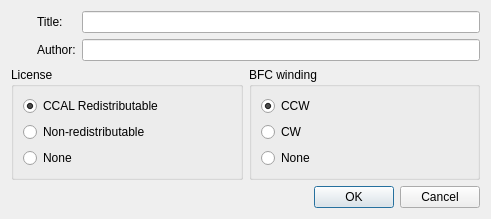
Above: ui/newpart.ui from Symbian9/ldforge before the change. Below: the same form after it.
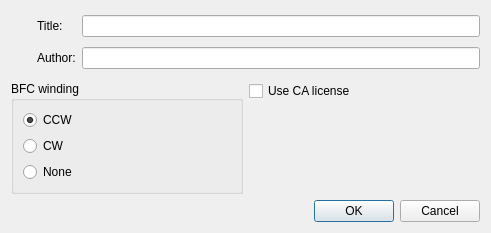
That is the form after the change. Icons and pictures are not drawn.

Commit message: - refactoring - removed the non-CA license option, made CA license a checkbox

What changed in the file:
```diff
--- a/ui/newpart.ui
+++ b/ui/newpart.ui
@@ -7,13 +7,13 @@
     <x>0</x>
     <y>0</y>
     <width>491</width>
-    <height>203</height>
+    <height>233</height>
    </rect>
   </property>
   <property name="windowTitle">
    <string>New Part</string>
   </property>
-  <layout class="QVBoxLayout" name="verticalLayout" stretch="0,1,0">
+  <layout class="QVBoxLayout" name="verticalLayout_3">
    <item>
     <layout class="QHBoxLayout" name="horizontalLayout_2">
      <item>
@@ -24,7 +24,7 @@
           <string/>
          </property>
          <property name="pixmap">
-          <pixmap resource="../../ldforge.qrc">:/icons/brick.png</pixmap>
+          <pixmap resource="../ldforge.qrc">:/icons/brick.png</pixmap>
          </property>
         </widget>
        </item>
@@ -45,10 +45,17 @@
      </item>
      <item>
       <layout class="QGridLayout" name="gridLayout">
-       <item row="0" column="0">
-        <widget class="QLabel" name="label">
-         <property name="text">
-          <string>Title:</string>
+       <item row="1" column="1">
+        <widget class="QLineEdit" name="le_author">
+         <property name="placeholderText">
+          <string/>
+         </property>
+        </widget>
+       </item>
+       <item row="0" column="1">
+        <widget class="QLineEdit" name="le_title">
+         <property name="placeholderText">
+          <string/>
          </property>
         </widget>
        </item>
@@ -59,11 +66,12 @@
          </property>
         </widget>
        </item>
-       <item row="0" column="1">
-        <widget class="QLineEdit" name="le_title"/>
-       </item>
-       <item row="1" column="1">
-        <widget class="QLineEdit" name="le_author"/>
+       <item row="0" column="0">
+        <widget class="QLabel" name="label">
+         <property name="text">
+          <string>Title:</string>
+         </property>
+        </widget>
        </item>
       </layout>
      </item>
@@ -71,39 +79,6 @@
    </item>
    <item>
     <layout class="QHBoxLayout" name="horizontalLayout">
-     <item>
-      <widget class="QGroupBox" name="groupBox_2">
-       <property name="title">
-        <string>License</string>
-       </property>
-       <layout class="QVBoxLayout" name="verticalLayout_3">
-        <item>
-         <widget class="QRadioButton" name="rb_license_ca">
-          <property name="text">
-           <string>CCAL Redistributable</string>
-          </property>
-          <property name="checked">
-           <bool>true</bool>
-          </property>
-         </widget>
-        </item>
-        <item>
-         <widget class="QRadioButton" name="rb_license_nonca">
-          <property name="text">
-           <string>Non-redistributable</string>
-          </property>
-         </widget>
-        </item>
-        <item>
-         <widget class="QRadioButton" name="rb_license_none">
-          <property name="text">
-           <string>None</string>
-          </property>
-         </widget>
-        </item>
-       </layout>
-      </widget>
-     </item>
      <item>
       <widget class="QGroupBox" name="groupBox">
        <property name="title">
@@ -137,6 +112,30 @@
        </layout>
       </widget>
      </item>
+     <item>
+      <layout class="QVBoxLayout" name="verticalLayout">
+       <item>
+        <widget class="QCheckBox" name="caLicense">
+         <property name="text">
+          <string>Use CA license</string>
+         </property>
+        </widget>
+       </item>
+       <item>
+        <spacer name="verticalSpacer_2">
+         <property name="orientation">
+          <enum>Qt::Vertical</enum>
+         </property>
+         <property name="sizeHint" stdset="0">
+          <size>
+           <width>20</width>
+           <height>40</height>
+          </size>
+         </property>
+        </spacer>
+       </item>
+      </layout>
+     </item>
     </layout>
    </item>
    <item>
```
Left out of the diff: 1 changed line with no effect on the pictures. The commit also changes 17 other files.
